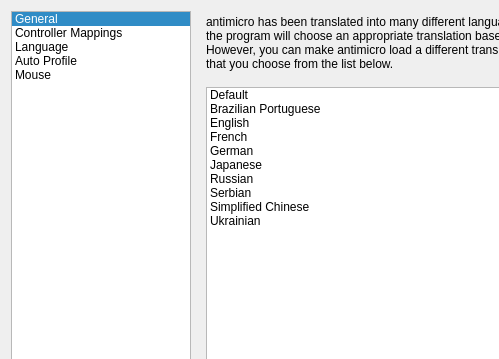
Before: the Qt Designer form src/mainsettingsdialog.ui in AntiMicroX/antimicrox, drawn with Qt 5; both pictures show x 0 to 499 and y 0 to 359 of the 706 by 578 pixel window.
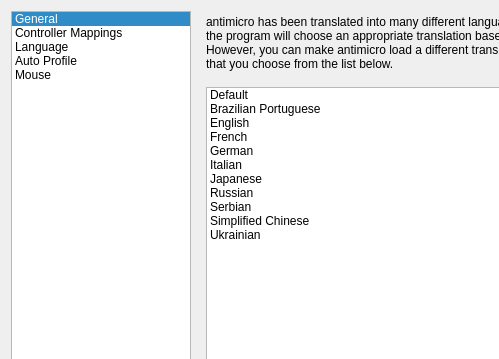
After: the same form once the commit is applied. The open tabs and pages were chosen to show the change. Icons and pictures are not drawn.

Commit message: Add Italian language option in settings window.

Diff of the .ui file:
```diff
--- a/src/mainsettingsdialog.ui
+++ b/src/mainsettingsdialog.ui
@@ -617,6 +617,11 @@
              <string>German</string>
             </property>
            </item>
+           <item>
+            <property name="text">
+             <string>Italian</string>
+            </property>
+           </item>
            <item>
             <property name="text">
              <string>Japanese</string>
```
The commit also changes 13 other files.
